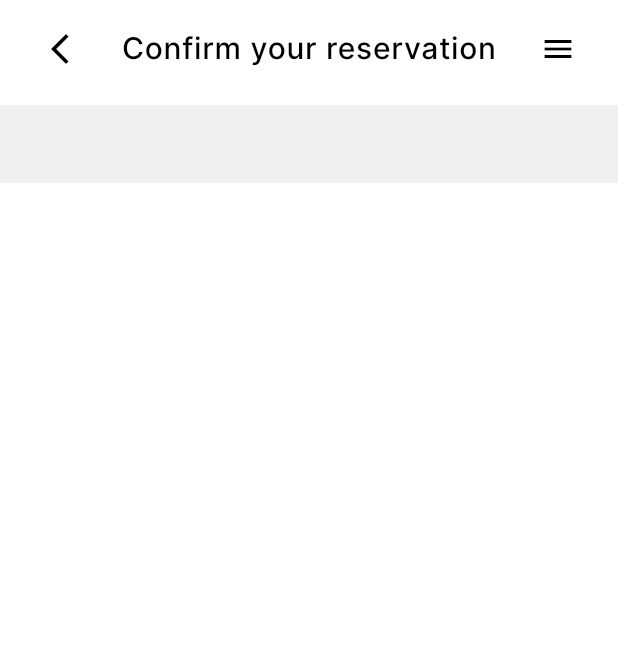
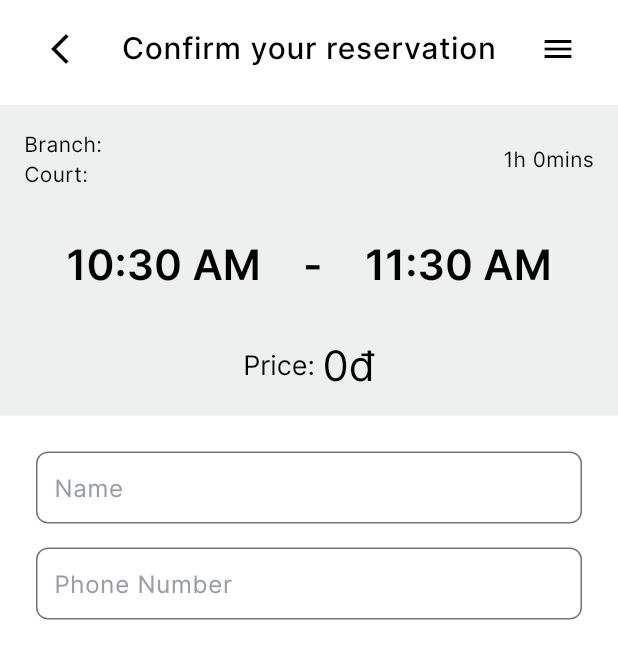
Before and after one commit to zafuss/ca_todbadminton, a Flutter app: the ConfirmBooking screen opened by its route, on a phone screen of 412 x 824 dp. Shown: the top 659 px of the screen. Run offline on Flutter 3.47's test engine with Material 3 defaults, Android fonts, the phone set to English and light mode, and no system bars; our stand-ins replace equatable, get, pinput.

Commit message:
update confirm screen

```diff
--- a/lib/controllers/booking_information_controller.dart
+++ b/lib/controllers/booking_information_controller.dart
@@ -11,6 +11,7 @@ class BookingInformation extends GetxController {
   var startTime = ''.obs;
   var endTime = TimeOfDay.now().toString().obs;
   var address = ''.obs;
+  RxDouble prices = 0.0.obs;
 
   BookingInformation() {
     TimeOfDay nextQuarterHour = Formatter.getNextQuarterHour(TimeOfDay.now());
@@ -30,13 +31,15 @@ class BookingInformation extends GetxController {
       required bookingDate,
       required startTime,
       required address,
-      required endTime}) {
+      required endTime,
+      required prices}) {
     this.branchID = branchID as RxString;
     this.branchName = branchName as RxString;
     this.court = court as RxString;
     this.bookingDate = bookingDate as RxString;
     this.startTime = startTime as RxString; // Corrected variable name
     this.endTime = endTime as RxString; // Corrected variable name
+    this.prices.value = prices.obs;
   }
 
   void updateBranch(Branch branch) {
@@ -49,7 +52,7 @@ class BookingInformation extends GetxController {
   }
 
   void updateCourt(Court court) {
-    this.court = court.courtName.obs;
+    this.court.value = court.courtName;
   }
 
   void updateBookingDate(bookingDate) {
@@ -65,4 +68,8 @@ class BookingInformation extends GetxController {
     this.endTime.value = Formatter.formatTimeOfDay(endTime).obs.value;
     print(endTime);
   }
+
+  void updatePrices(prices) {
+    this.prices.value = prices;
+  }
 }
--- a/lib/formatter.dart
+++ b/lib/formatter.dart
@@ -62,4 +62,13 @@ class Formatter {
       return TimeOfDay(hour: time.hour, minute: nextQuarterHour);
     }
   }
+
+  static String playTimeString(TimeOfDay startTime, TimeOfDay endTime) {
+    double diff = calculateTimeDifference(startTime, endTime);
+    Duration duration = Duration(
+        hours: diff.floor(), minutes: ((diff - diff.floor()) * 60).round());
+
+    // In kết quả
+    return '${duration.inHours}h ${duration.inMinutes.remainder(60)}mins';
+  }
 }
--- a/lib/screens/confirm_booking_screen.dart
+++ b/lib/screens/confirm_booking_screen.dart
@@ -1,5 +1,6 @@
 import 'package:ca_todbadminton/config/config.dart';
 import 'package:ca_todbadminton/controllers/controllers.dart';
+import 'package:ca_todbadminton/formatter.dart';
 import 'package:ca_todbadminton/widgets/widgets.dart';
 import 'package:flutter/material.dart';
 import 'package:get/get.dart';
@@ -28,12 +29,37 @@ class ConfirmBooking extends StatelessWidget {
         Container(
           color: Color.fromRGBO(238, 239, 239, 1),
           child: Padding(
+            padding: EdgeInsets.all(minPadding),
             child: Obx(
               () => Column(children: [
                 Row(
+                  mainAxisAlignment: MainAxisAlignment.spaceBetween,
                   children: [
+                    Column(
+                      crossAxisAlignment: CrossAxisAlignment.start,
+                      children: [
+                        Text(
+                          'Branch: ${bookingInformationController.branchName.value}',
+                          style: Theme.of(context)
+                              .textTheme
+                              .bodyMedium!
+                              .copyWith(color: Colors.black),
+                        ),
+                        Text(
+                          'Court: ${bookingInformationController.court.value}',
+                          style: Theme.of(context)
+                              .textTheme
+                              .bodyMedium!
+                              .copyWith(color: Colors.black),
+                        ),
+                      ],
+                    ),
                     Text(
-                      bookingInformationController.branchName.value,
+                      Formatter.playTimeString(
+                          Formatter.convertStringToTimeOfDay(
+                              bookingInformationController.startTime.value),
+                          Formatter.convertStringToTimeOfDay(
+                              bookingInformationController.endTime.value)),
                       style: Theme.of(context)
                           .textTheme
                           .bodyMedium!
@@ -41,9 +67,71 @@ class ConfirmBooking extends StatelessWidget {
                     )
                   ],
                 ),
+                Container(
+                  height: 100,
+                  child: Row(
+                    mainAxisAlignment: MainAxisAlignment.spaceEvenly,
+                    children: [
+                      Text(
+                        bookingInformationController.startTime.value,
+                        style: Theme.of(context)
+                            .textTheme
+                            .headlineLarge!
+                            .copyWith(
+                                color: Colors.black,
+                                fontWeight: FontWeight.w600),
+                      ),
+                      Text('-',
+                          style: Theme.of(context)
+                              .textTheme
+                              .headlineLarge!
+                              .copyWith(
+                                  color: Colors.black,
+                                  fontWeight: FontWeight.w600)),
+                      Text(
+                        bookingInformationController.endTime.value,
+                        style: Theme.of(context)
+                            .textTheme
+                            .headlineLarge!
+                            .copyWith(
+                                color: Colors.black,
+                                fontWeight: FontWeight.w600),
+                      ),
+                    ],
+                  ),
+                ),
+                Row(
+                  mainAxisAlignment: MainAxisAlignment.center,
+                  children: [
+                    Text(
+                      'Price: ',
+                      style: Theme.of(context)
+                          .textTheme
+                          .headlineMedium!
+                          .copyWith(color: Colors.black),
+                    ),
+                    Text(
+                      bookingInformationController.prices.toInt().toString() +
+                          'đ',
+                      style: Theme.of(context)
+                          .textTheme
+                          .headlineLarge!
+                          .copyWith(color: Colors.black),
+                    )
+                  ],
+                )
               ]),
             ),
-            padding: EdgeInsets.all(minPadding),
+          ),
+        ),
+        Padding(
+          padding: const EdgeInsets.all(largePadding),
+          child: Column(
+            children: [
+              CustomTFF(context: context, title: 'Name'),
+              SizedBox(height: minPadding),
+              CustomTFF(context: context, title: 'Phone Number')
+            ],
           ),
         )
       ]),
--- a/lib/screens/search_result_screen.dart
+++ b/lib/screens/search_result_screen.dart
@@ -48,6 +48,8 @@ class SearchScreen extends StatelessWidget {
                               .firstWhere((element) =>
                                   element.courtID ==
                                   searchResultController.result[index].courtID);
+                          double prices = Formatter.roundToNearestThousand(
+                              searchResultController.result[index].price);
                           return Padding(
                             padding: const EdgeInsets.symmetric(
                                 vertical: minPadding / 2,
@@ -188,7 +190,7 @@ class SearchScreen extends StatelessWidget {
                                                           FontWeight.w600),
                                             ),
                                             Text(
-                                              '${Formatter.roundToNearestThousand(searchResultController.result[index].price).toInt().toString()}đ',
+                                              '${prices.toInt().toString()}đ',
                                               style: Theme.of(context)
                                                   .textTheme
                                                   .headlineMedium!
@@ -207,6 +209,8 @@ class SearchScreen extends StatelessWidget {
                                                     .updateCourt(court);
                                                 bookingInformationController
                                                     .updateBranch(branch);
+                                                bookingInformationController
+                                                    .updatePrices(prices);
                                                 Get.toNamed(
                                                     ConfirmBooking.routeName);
                                               }),
```
Also changed, not shown: pubspec.lock, 9 other files.
